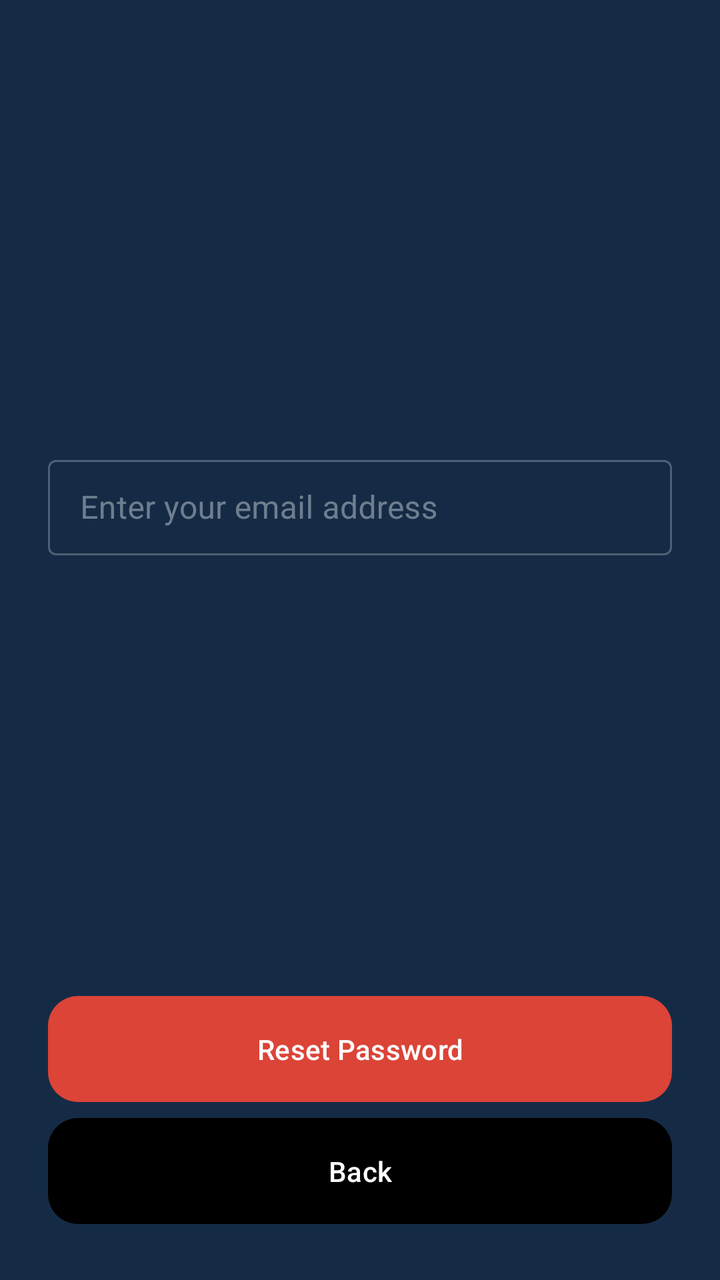
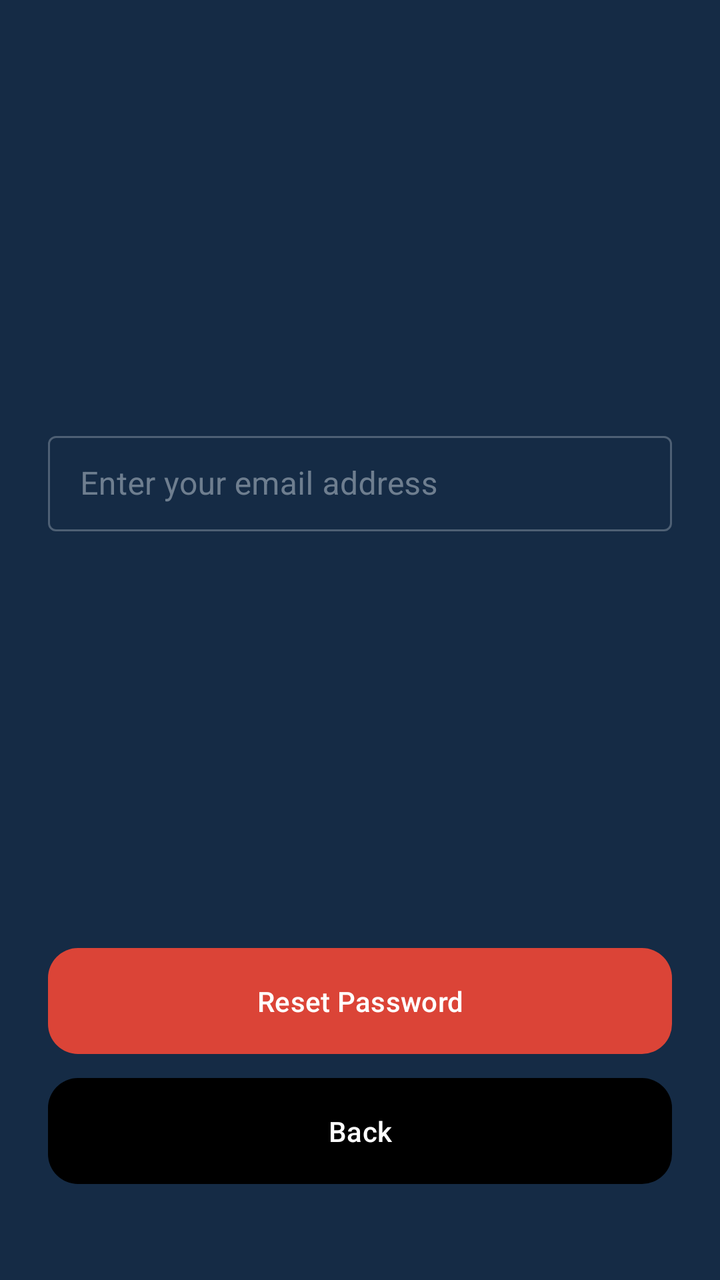

The first picture is an Android layout as it rendered before a commit; the second is the same layout after the commit. The layout source and the unified diff follow.
<!-- AndroidManifest.xml: application theme AppTheme -->
<!-- res/layout/fragment_reset_password.xml -->
<?xml version="1.0" encoding="utf-8"?>
<androidx.constraintlayout.widget.ConstraintLayout
  xmlns:android="http://schemas.android.com/apk/res/android"
  xmlns:app="http://schemas.android.com/apk/res-auto"
  android:layout_width="match_parent"
  android:layout_height="match_parent"
  android:padding="24dp">

  
  <com.google.android.material.textfield.TextInputLayout
    android:id="@+id/emailContainer"
    style="@style/Widget.MaterialComponents.TextInputLayout.OutlinedBox.Dense"
    android:layout_width="0dp"
    android:layout_height="wrap_content"
    android:layout_marginBottom="16dp"
    app:layout_constraintStart_toStartOf="parent"
    app:layout_constraintEnd_toEndOf="parent"
    app:layout_constraintTop_toTopOf="parent"
    app:layout_constraintBottom_toTopOf="@id/btnSend"
    app:layout_constraintVertical_chainStyle="packed"
    android:contentDescription="@string/reset_email_field_desc">

    <com.google.android.material.textfield.TextInputEditText
      android:id="@+id/emailEditText"
      android:layout_width="match_parent"
      android:layout_height="wrap_content"
      android:hint="@string/reset_hint_email"
      android:inputType="textEmailAddress" />
  </com.google.android.material.textfield.TextInputLayout>

  
  <com.google.android.material.button.MaterialButton
    android:id="@+id/btnSend"
    style="@style/RedButton"
    android:text="@string/reset_password_button"
    android:contentDescription="@string/reset_password_button_desc"
    android:layout_width="0dp"
    android:layout_height="wrap_content"
    app:layout_constraintStart_toStartOf="parent"
    app:layout_constraintEnd_toEndOf="parent"
    app:layout_constraintBottom_toTopOf="@id/btnBack"
    android:layout_marginBottom="0dp" />

  
  <com.google.android.material.button.MaterialButton
    android:id="@+id/btnBack"
    style="@style/BlackButton"
    android:text="@string/reset_back_button"
    android:contentDescription="@string/reset_back_button_desc"
    android:layout_width="0dp"
    android:layout_height="wrap_content"
    app:layout_constraintStart_toStartOf="parent"
    app:layout_constraintEnd_toEndOf="parent"
    app:layout_constraintBottom_toBottomOf="parent"
    android:layout_marginBottom="0dp" />

</androidx.constraintlayout.widget.ConstraintLayout>
<!-- resources referenced by this layout -->
<resources>
  <string name="reset_back_button">Back</string>
  <string name="reset_back_button_desc">Return to previous screen</string>
  <string name="reset_email_field_desc">Email input field for password reset</string>
  <string name="reset_hint_email">Enter your email address</string>
  <string name="reset_password_button">Reset Password</string>
  <string name="reset_password_button_desc">Send password reset email</string>
  <style name="BlackButton" parent="Widget.Material3.Button">
          <item name="backgroundTint">@android:color/black</item>
          <item name="android:textColor">@android:color/white</item>
          <item name="cornerRadius">15dp</item>
          <item name="android:minHeight">56dp</item>
          <item name="android:paddingTop">17dp</item>
          <item name="android:paddingBottom">17dp</item>
          <item name="android:elevation">0dp</item>
      </style>
  <style name="RedButton" parent="Widget.Material3.Button">
          <item name="backgroundTint">#DB4437</item>
          <item name="android:textColor">@android:color/white</item>
          <item name="cornerRadius">15dp</item>
          <item name="android:minHeight">56dp</item>
          <item name="android:paddingTop">17dp</item>
          <item name="android:paddingBottom">17dp</item>
          <item name="android:elevation">0dp</item>
      </style>
  <style name="AppTheme" parent="Theme.Material3.DayNight.NoActionBar">
  
          
          <item name="colorPrimary">@color/md_theme_light_primary</item>
          <item name="colorOnPrimary">@color/md_theme_light_onPrimary</item>
          <item name="colorSecondary">@color/md_theme_light_secondary</item>
          <item name="colorOnSecondary">@color/md_theme_light_onSecondary</item>
  
          
          <item name="android:colorBackground">@color/md_theme_light_background</item>
          <item name="colorSurface">@color/md_theme_light_surface</item>
          <item name="colorOnSurface">@color/md_theme_light_onSurface</item>
  
          
          <item name="android:statusBarColor">@color/md_theme_light_surface</item>
          <item name="android:navigationBarColor">@color/md_theme_light_surface</item>
  
          
          <item name="android:windowLightStatusBar">true</item>
          <item name="android:windowLightNavigationBar">true</item>
  
          
          <item name="windowActionBar">false</item>
          <item name="android:windowNoTitle">true</item>
      </style>
  <color name="md_theme_light_primary">#152B45</color>
  <color name="md_theme_light_onPrimary">#FFFFFF</color>
  <color name="md_theme_light_secondary">#4A6363</color>
  <color name="md_theme_light_onSecondary">#FFFFFF</color>
  <color name="md_theme_light_background">#152B45</color>
  <color name="md_theme_light_surface">#152B45</color>
  <color name="md_theme_light_onSurface">#AAB6C1</color>
</resources>

<!-- the commit's change to res/layout/fragment_reset_password.xml (unified diff, before → after) -->
@@ -39,7 +39,7 @@
     app:layout_constraintStart_toStartOf="parent"
     app:layout_constraintEnd_toEndOf="parent"
     app:layout_constraintBottom_toTopOf="@id/btnBack"
-    android:layout_marginBottom="0dp" />
+    android:layout_marginBottom="4dp" />
 
   
   <com.google.android.material.button.MaterialButton
@@ -52,6 +52,6 @@
     app:layout_constraintStart_toStartOf="parent"
     app:layout_constraintEnd_toEndOf="parent"
     app:layout_constraintBottom_toBottomOf="parent"
-    android:layout_marginBottom="0dp" />
+    android:layout_marginBottom="20dp" />
 
 </androidx.constraintlayout.widget.ConstraintLayout>
